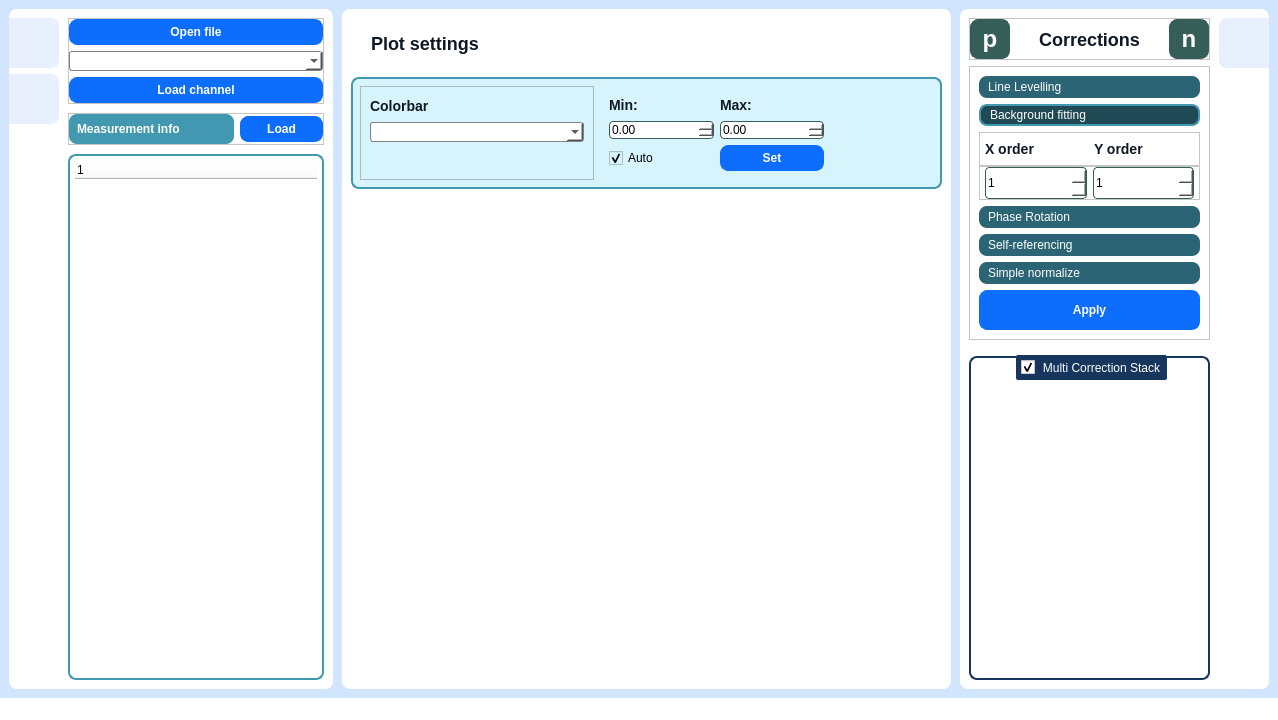
ngergihun/NeaReader, file App/HyperImager.ui: the form before one commit.
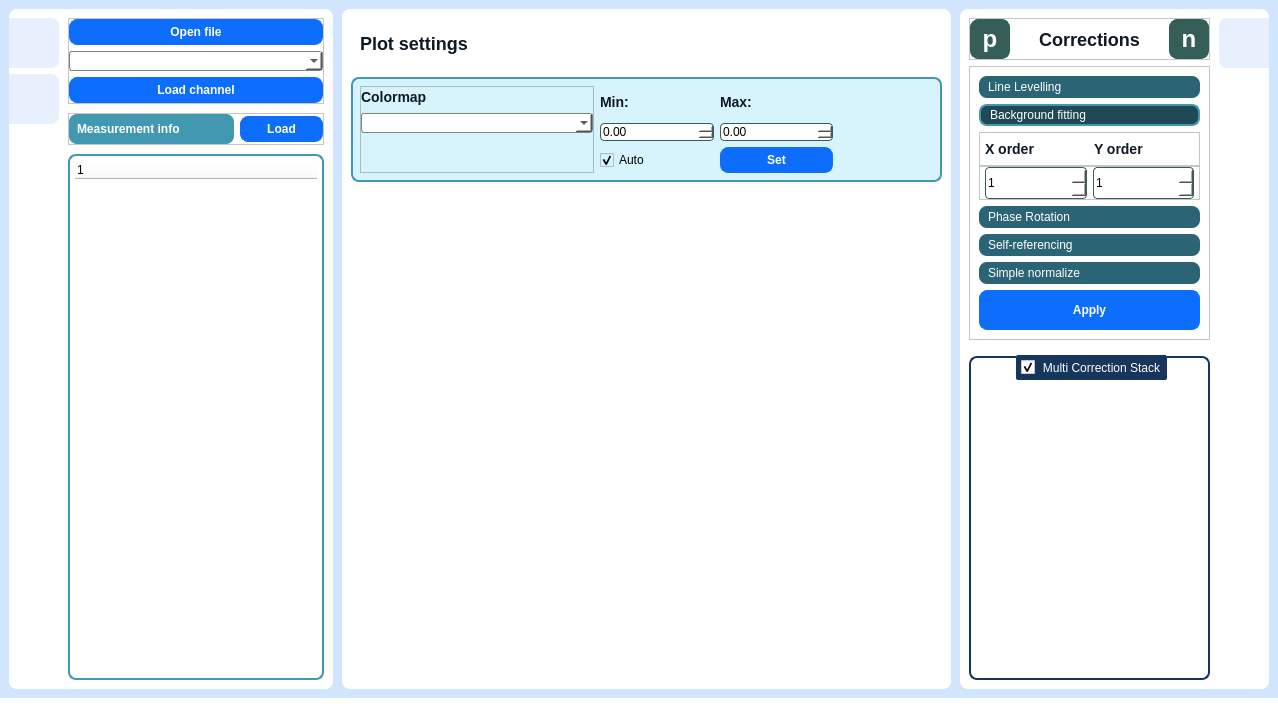
The form after the commit. The open tabs and pages were chosen to show the change. Icons and pictures are not drawn. Custom widgets are drawn as their Qt base class.

Commit message: Plot header update upon measurement load

```diff
--- a/App/HyperImager.ui
+++ b/App/HyperImager.ui
@@ -663,7 +663,7 @@
          </property>
          <layout class="QHBoxLayout" name="horizontalLayout_2">
           <property name="leftMargin">
-           <number>0</number>
+           <number>9</number>
           </property>
           <property name="topMargin">
            <number>0</number>
@@ -677,7 +677,7 @@
           <item>
            <widget class="QLabel" name="headerLabel">
             <property name="text">
-             <string>    Plot settings</string>
+             <string>Plot settings</string>
             </property>
            </widget>
           </item>
@@ -780,6 +780,18 @@
              <enum>QFrame::Raised</enum>
             </property>
             <layout class="QVBoxLayout" name="verticalLayout_10">
+             <property name="leftMargin">
+              <number>0</number>
+             </property>
+             <property name="topMargin">
+              <number>0</number>
+             </property>
+             <property name="rightMargin">
+              <number>0</number>
+             </property>
+             <property name="bottomMargin">
+              <number>0</number>
+             </property>
              <item>
               <widget class="QLabel" name="colorbarLabel">
                <property name="minimumSize">
@@ -789,7 +801,7 @@
                 </size>
                </property>
                <property name="text">
-                <string>Colorbar</string>
+                <string>Colormap</string>
                </property>
               </widget>
              </item>
@@ -824,6 +836,18 @@
              </sizepolicy>
             </property>
             <layout class="QVBoxLayout" name="verticalLayout_12">
+             <property name="leftMargin">
+              <number>0</number>
+             </property>
+             <property name="topMargin">
+              <number>0</number>
+             </property>
+             <property name="rightMargin">
+              <number>0</number>
+             </property>
+             <property name="bottomMargin">
+              <number>0</number>
+             </property>
              <item>
               <layout class="QHBoxLayout" name="minmaxLabellayout">
                <item>
```
Left out of the diff: 16 changed lines with no effect on the pictures. The commit also changes 2 other files.
